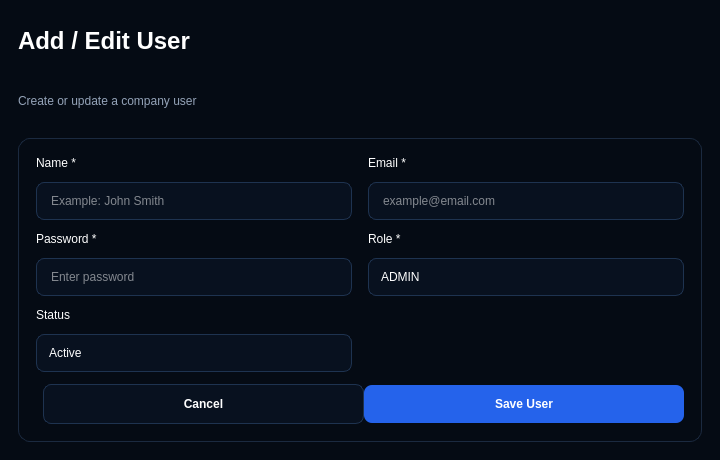
This is InventoryQtApp/AddEditUserDialog.ui in Felipeact/InventoryQtApp as Qt 5 draws it before an edit. The edited form follows.
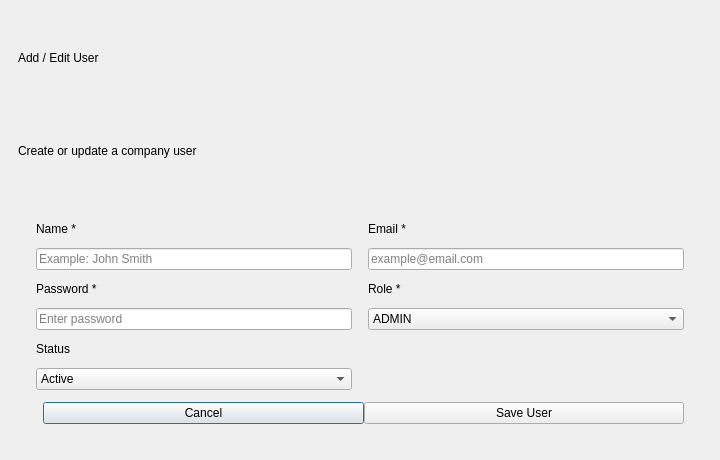
This is the edited form.

Diff of the .ui file:
```diff
--- a/InventoryQtApp/AddEditUserDialog.ui
+++ b/InventoryQtApp/AddEditUserDialog.ui
@@ -17,96 +17,7 @@
 		</property>
 
 		<property name="styleSheet">
-			<string notr="true">
-				QDialog#AddEditUserDialogClass {
-				background-color: #050B14;
-				color: #FFFFFF;
-				font-family: "Segoe UI";
-				}
-
-				QLabel {
-				background: transparent;
-				color: white;
-				}
-
-				QLabel#dialogTitle {
-				font-size: 24px;
-				font-weight: 800;
-				}
-
-				QLabel#subtitleLabel {
-				color: #94A3B8;
-				font-size: 12px;
-				}
-
-				QWidget#formCard {
-				background: qlineargradient(
-				x1:0, y1:0,
-				x2:1, y2:1,
-				stop:0 #0B1626,
-				stop:1 #091322
-				);
-				border: 1px solid #1B2A40;
-				border-radius: 12px;
-				}
-
-				QLabel#fieldLabel {
-				color: #CBD5E1;
-				font-size: 12px;
-				font-weight: 600;
-				}
-
-				QLineEdit,
-				QComboBox {
-				background-color: #08111F;
-				border: 1px solid #1E3350;
-				border-radius: 8px;
-				color: white;
-				min-height: 36px;
-				padding-left: 12px;
-				font-size: 12px;
-				}
-
-				QLineEdit:focus,
-				QComboBox:focus {
-				border: 1px solid #2563EB;
-				}
-
-				QComboBox::drop-down {
-				border: none;
-				width: 24px;
-				}
-
-				QPushButton#cancelButton {
-				background-color: #08111F;
-				border: 1px solid #1E3350;
-				border-radius: 8px;
-				color: white;
-				min-height: 38px;
-				min-width: 110px;
-				font-size: 12px;
-				font-weight: 700;
-				}
-
-				QPushButton#cancelButton:hover {
-				background-color: #111C2D;
-				}
-
-				QPushButton#saveButton {
-				background-color: #2563EB;
-				border: none;
-				border-radius: 8px;
-				color: white;
-				min-height: 38px;
-				min-width: 120px;
-				font-size: 12px;
-				font-weight: 800;
-				}
-
-				QPushButton#saveButton:hover {
-				background-color: #1D4ED8;
-				}
-			</string>
+			<string notr="true"/>
 		</property>
 
 		<layout class="QVBoxLayout" name="rootLayout">
```
